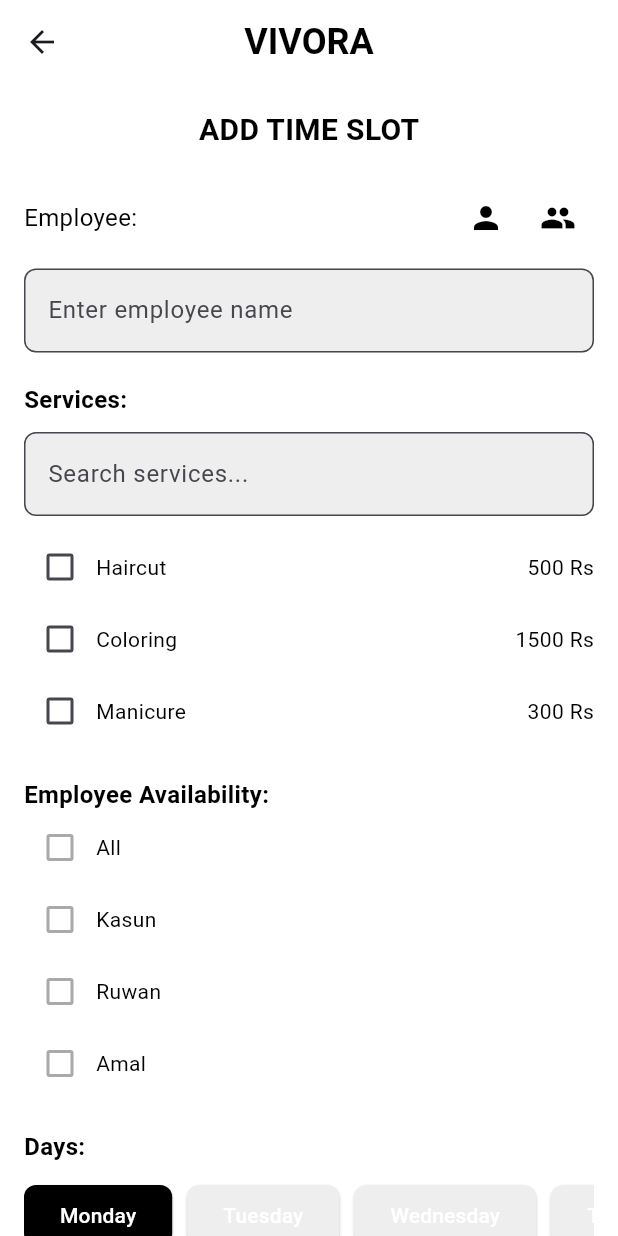
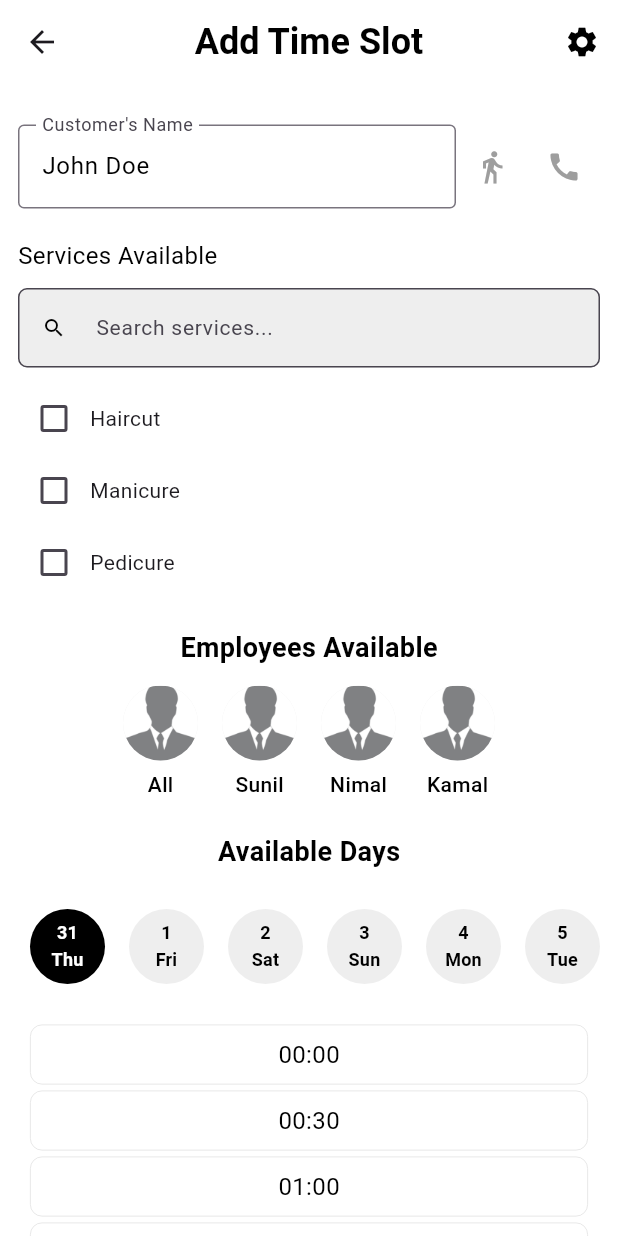
Before and after one commit to jayasinghesasmitha/Vivora-Mobile-app, a Flutter app: the AddSlotScreen screen opened directly, on a phone screen of 412 x 824 dp. Run offline on Flutter 3.47's test engine with Material 3 defaults, Android fonts, the phone set to English and light mode, and no system bars; our stand-ins replace flutter_dotenv, flutter_map, geolocator, google_fonts, latlong2.

Commit message:
Update add_slot.dart

```diff
--- a/salon_app/lib/screens/add_slot.dart
+++ b/salon_app/lib/screens/add_slot.dart
@@ -1,4 +1,6 @@
 import 'package:flutter/material.dart';
+import 'package:salon_app/screens/edit_slot.dart';
+import 'package:salon_app/screens/time_schedule.dart'; // Import time_schedule.dart
 
 class AddSlotScreen extends StatefulWidget {
   const AddSlotScreen({super.key});
@@ -8,225 +10,299 @@ class AddSlotScreen extends StatefulWidget {
 }
 
 class _AddSlotScreenState extends State<AddSlotScreen> {
-  String selectedEmployee = '';
-  String selectedDay = 'Monday';
-  String selectedTime = '08:00 AM';
-  final List<bool> employeeAvailability = [false, false, false, false]; // Added 'All' as the first option
-  final List<Map<String, dynamic>> services = [
-    {'name': 'Haircut', 'price': 500},
-    {'name': 'Coloring', 'price': 1500},
-    {'name': 'Manicure', 'price': 300},
+  final TextEditingController _searchController = TextEditingController();
+  final TextEditingController _customerNameController = TextEditingController(text: 'John Doe');
+  final List<String> services = ['Haircut', 'Manicure', 'Pedicure'];
+  final Set<String> selectedServices = {};
+  final List<Map<String, dynamic>> employees = [
+    {'name': 'All', 'image': 'images/placeholder.png'},
+    {'name': 'Sunil', 'image': 'images/placeholder.png'},
+    {'name': 'Nimal', 'image': 'images/placeholder.png'},
+    {'name': 'Kamal', 'image': 'images/placeholder.png'},
   ];
-  final List<bool> selectedServices = [false, false, false];
-  List<Map<String, dynamic>> filteredServices = [];
-  final TextEditingController searchController = TextEditingController();
-  final TextEditingController employeeController = TextEditingController();
-  final List<String> days = ['Monday', 'Tuesday', 'Wednesday', 'Thursday', 'Friday', 'Saturday', 'Sunday'];
+  final Set<String> selectedEmployees = {};
+  final List<DateTime> availableDays = List.generate(7, (index) => DateTime.now().add(Duration(days: index)));
+  DateTime _selectedDay = DateTime.now();
+  final Set<String> selectedTimeSlots = {};
+  String? _selectedIcon; // To track selected icon (null, 'traveller', or 'call')
 
-  @override
-  void initState() {
-    super.initState();
-    filteredServices = List.from(services);
-    searchController.addListener(_filterServices);
+  void toggleServiceSelection(String service) {
+    setState(() {
+      if (selectedServices.contains(service)) {
+        selectedServices.remove(service);
+      } else {
+        selectedServices.add(service);
       }
-
-  void _filterServices() {
-    final query = searchController.text.toLowerCase();
-    setState(() {
-      filteredServices = services.where((service) => service['name'].toLowerCase().contains(query)).toList();
     });
   }
 
-  @override
-  void dispose() {
-    searchController.dispose();
-    employeeController.dispose();
-    super.dispose();
+  void toggleEmployeeSelection(String name) {
+    setState(() {
+      if (name == 'All') {
+        selectedEmployees.clear();
+        selectedEmployees.addAll({'All', 'Sunil', 'Nimal', 'Kamal'});
+      } else {
+        selectedEmployees.remove('All');
+        if (selectedEmployees.contains(name)) {
+          selectedEmployees.remove(name);
+        } else {
+          selectedEmployees.add(name);
+        }
+        if (selectedEmployees.length == 3) {
+          selectedEmployees.add('All');
+        }
+      }
+    });
+  }
+
+  void selectDay(DateTime day) {
+    setState(() {
+      _selectedDay = day;
+    });
+  }
+
+  void toggleTimeSlotSelection(int index) {
+    final slot = '${(index ~/ 2).toString().padLeft(2, '0')}:${index % 2 == 1 ? '30' : '00'}';
+    setState(() {
+      if (selectedTimeSlots.contains(slot)) {
+        selectedTimeSlots.remove(slot);
+      } else {
+        selectedTimeSlots.add(slot);
+      }
+    });
+  }
+
+  void toggleIconSelection(String iconType) {
+    setState(() {
+      if (_selectedIcon == iconType) {
+        _selectedIcon = null; // Deselect if the same icon is clicked again
+      } else {
+        _selectedIcon = iconType; // Select the new icon, deselecting the other
+      }
+    });
+  }
+
+  bool canAddSlot() {
+    return selectedServices.isNotEmpty && selectedEmployees.isNotEmpty && selectedTimeSlots.isNotEmpty;
   }
 
   @override
   Widget build(BuildContext context) {
+    final filteredServices = services
+        .where((service) => service.toLowerCase().contains(_searchController.text.toLowerCase()))
+        .toList();
+
     return Scaffold(
+      backgroundColor: Colors.white,
       appBar: AppBar(
-        title: const Text('VIVORA', style: TextStyle(color: Colors.black, fontSize: 24, fontWeight: FontWeight.bold)),
         backgroundColor: Colors.white,
         elevation: 0,
+        title: const Text('Add Time Slot', style: TextStyle(color: Colors.black, fontSize: 24, fontWeight: FontWeight.bold)),
         centerTitle: true,
+        actions: [
+          IconButton(
+            icon: const Icon(Icons.settings, color: Colors.black, size: 24),
+            onPressed: () {},
           ),
-      backgroundColor: Colors.white,
+        ],
+      ),
       body: SingleChildScrollView(
-        child: Padding(
-          padding: const EdgeInsets.all(16.0),
+        padding: const EdgeInsets.all(12.0),
         child: Column(
-            crossAxisAlignment: CrossAxisAlignment.start,
+          crossAxisAlignment: CrossAxisAlignment.center,
           children: [
-              const Center(
-                child: Text('ADD TIME SLOT', style: TextStyle(color: Colors.black, fontSize: 20, fontWeight: FontWeight.bold)),
+            const SizedBox(height: 15),
+            Row(
+              children: [
+                Expanded(
+                  child: TextField(
+                    controller: _customerNameController,
+                    decoration: const InputDecoration(
+                      labelText: "Customer's Name",
+                      border: OutlineInputBorder(borderSide: BorderSide(color: Colors.black)),
+                      focusedBorder: OutlineInputBorder(borderSide: BorderSide(color: Colors.black)),
+                    ),
+                    style: const TextStyle(color: Colors.black, fontSize: 16),
+                  ),
+                ),
+                IconButton(
+                  icon: Icon(Icons.directions_walk, color: _selectedIcon == 'traveller' ? Colors.black : Colors.grey, size: 24),
+                  onPressed: () => toggleIconSelection('traveller'),
+                ),
+                IconButton(
+                  icon: Icon(Icons.call, color: _selectedIcon == 'call' ? Colors.black : Colors.grey, size: 24),
+                  onPressed: () => toggleIconSelection('call'),
+                ),
+              ],
             ),
             const SizedBox(height: 20),
             Row(
-                mainAxisAlignment: MainAxisAlignment.spaceBetween,
+              mainAxisAlignment: MainAxisAlignment.start,
+              crossAxisAlignment: CrossAxisAlignment.start,
               children: [
-                  const Text('Employee:', style: TextStyle(color: Colors.black, fontSize: 16)),
-                  Row(
-                    children: [
-                      IconButton(
-                        icon: const Icon(Icons.person),
-                        onPressed: () {},
-                        color: Colors.black,
-                      ),
-                      IconButton(
-                        icon: const Icon(Icons.group),
-                        onPressed: () {},
-                        color: Colors.black,
-                      ),
-                    ],
+                const Text(
+                  'Services Available',
+                  style: TextStyle(color: Colors.black, fontSize: 16),
                 ),
               ],
             ),
             const SizedBox(height: 10),
             TextField(
-                controller: employeeController,
+              controller: _searchController,
               decoration: InputDecoration(
-                  hintText: 'Enter employee name',
-                  border: OutlineInputBorder(borderRadius: BorderRadius.circular(8)),
+                hintText: 'Search services...',
+                prefixIcon: const Icon(Icons.search, color: Colors.black, size: 16),
+                border: OutlineInputBorder(borderRadius: BorderRadius.circular(6), borderSide: BorderSide(color: Colors.black)),
+                focusedBorder: OutlineInputBorder(borderRadius: BorderRadius.circular(6), borderSide: BorderSide(color: Colors.black)),
                 filled: true,
                 fillColor: Colors.grey[200],
               ),
-                onChanged: (value) {
-                  setState(() {
-                    selectedEmployee = value;
-                  });
-                },
+              style: const TextStyle(fontSize: 14),
+            ),
+            const SizedBox(height: 10),
+            Column(
+              crossAxisAlignment: CrossAxisAlignment.start,
+              children: filteredServices.map((service) => Row(
+                    children: [
+                      Checkbox(
+                        value: selectedServices.contains(service),
+                        onChanged: (value) => toggleServiceSelection(service),
+                        checkColor: Colors.black,
+                        activeColor: Colors.black,
+                      ),
+                      Text(service, style: const TextStyle(fontSize: 14)),
+                    ],
+                  )).toList(),
             ),
             const SizedBox(height: 20),
-              const Text('Services:', style: TextStyle(color: Colors.black, fontSize: 16, fontWeight: FontWeight.bold)),
-              const SizedBox(height: 10),
-              TextField(
-                controller: searchController,
-                decoration: InputDecoration(
-                  hintText: 'Search services...',
-                  border: OutlineInputBorder(borderRadius: BorderRadius.circular(8)),
-                  filled: true,
-                  fillColor: Colors.grey[200],
-                ),
+            const Text(
+              'Employees Available',
+              style: TextStyle(color: Colors.black, fontSize: 18, fontWeight: FontWeight.bold),
             ),
             const SizedBox(height: 10),
-              ...List.generate(filteredServices.length, (index) => Row(
-                    mainAxisAlignment: MainAxisAlignment.spaceBetween,
+            SizedBox(
+              height: 80,
+              child: SingleChildScrollView(
+                scrollDirection: Axis.horizontal,
+                child: Row(
+                  mainAxisAlignment: MainAxisAlignment.center,
+                  children: employees.map((employee) => Padding(
+                        padding: const EdgeInsets.symmetric(horizontal: 8.0),
+                        child: GestureDetector(
+                          onTap: () => toggleEmployeeSelection(employee['name']),
+                          child: Column(
+                            mainAxisAlignment: MainAxisAlignment.center,
                             children: [
-                      Row(
-                        children: [
-                          Checkbox(
-                            value: selectedServices[index],
-                            onChanged: (bool? value) {
-                              setState(() {
-                                selectedServices[index] = value ?? false;
-                              });
-                            },
-                            activeColor: Colors.black,
-                            checkColor: Colors.white,
+                              CircleAvatar(
+                                radius: 25,
+                                backgroundImage: AssetImage(employee['image']),
+                                backgroundColor: selectedEmployees.contains(employee['name']) ? Colors.grey[700] : Colors.grey[200],
+                                child: selectedEmployees.contains(employee['name'])
+                                    ? const Icon(Icons.check, color: Colors.white, size: 20)
+                                    : null,
                               ),
-                          Text(filteredServices[index]['name'], style: const TextStyle(color: Colors.black)),
+                              const SizedBox(height: 6),
+                              Text(
+                                employee['name'],
+                                style: const TextStyle(color: Colors.black, fontSize: 14, fontWeight: FontWeight.w500),
+                              ),
                             ],
                           ),
-                      Text('${filteredServices[index]['price']} Rs', style: const TextStyle(color: Colors.black)),
-                    ],
-                  )),
-              const SizedBox(height: 20),
-              const Text('Employee Availability:', style: TextStyle(color: Colors.black, fontSize: 16, fontWeight: FontWeight.bold)),
-              ...List.generate(4, (index) => Row(
-                    children: [
-                      Checkbox(
-                        value: employeeAvailability[index],
-                        onChanged: selectedEmployee.isEmpty
-                            ? null
-                            : (bool? value) {
-                                setState(() {
-                                  employeeAvailability[index] = value ?? false;
-                                  if (index == 0 && value == true) {
-                                    employeeAvailability.setAll(1, [true, true, true]);
-                                  } else if (index > 0 && value == true) {
-                                    employeeAvailability[0] = false;
-                                  }
-                                });
-                              },
-                        activeColor: Colors.black,
-                        checkColor: Colors.white,
-                      ),
-                      Text(['All', 'Kasun', 'Ruwan', 'Amal'][index], style: const TextStyle(color: Colors.black)),
-                    ],
-                  )),
-              const SizedBox(height: 20),
-              const Text('Days:', style: TextStyle(color: Colors.black, fontSize: 16, fontWeight: FontWeight.bold)),
-              const SizedBox(height: 10),
-              SingleChildScrollView(
-                scrollDirection: Axis.horizontal,
-                child: Row(
-                  children: days.map((day) => Padding(
-                        padding: const EdgeInsets.only(right: 10),
-                        child: ElevatedButton(
-                          onPressed: () {
-                            setState(() {
-                              selectedDay = day;
-                            });
-                          },
-                          style: ElevatedButton.styleFrom(
-                            backgroundColor: selectedDay == day ? Colors.black : Colors.grey[200],
-                            shape: RoundedRectangleBorder(borderRadius: BorderRadius.circular(8)),
-                          ),
-                          child: Text(day, style: const TextStyle(color: Colors.white)),
                         ),
                       )).toList(),
                 ),
               ),
+            ),
             const SizedBox(height: 20),
-              const Text('Time Slots:', style: TextStyle(color: Colors.black, fontSize: 16, fontWeight: FontWeight.bold)),
+            const Text(
+              'Available Days',
+              style: TextStyle(color: Colors.black, fontSize: 18, fontWeight: FontWeight.bold),
+            ),
             const SizedBox(height: 10),
             SizedBox(
-                height: 200, // Fixed height to avoid unbounded height issue
+              height: 80,
               child: SingleChildScrollView(
-                  child: Column(
-                    children: List.generate(16, (index) {
-                      final hour = 8 + (index ~/ 2);
-                      final minute = (index % 2) * 30;
-                      final time = '${hour.toString().padLeft(2, '0')}:${minute.toString().padLeft(2, '0')} ${hour < 12 ? 'AM' : 'PM'}';
-                      return Padding(
-                        padding: const EdgeInsets.symmetric(vertical: 4.0),
-                        child: ElevatedButton(
-                          onPressed: () {
-                            setState(() {
-                              selectedTime = time;
-                            });
-                          },
-                          style: ElevatedButton.styleFrom(
-                            backgroundColor: selectedTime == time ? Colors.black : Colors.grey[200],
-                            shape: RoundedRectangleBorder(borderRadius: BorderRadius.circular(8)),
-                          ),
-                          child: Text(time, style: const TextStyle(color: Colors.white)),
-                        ),
-                      );
-                    }),
+                scrollDirection: Axis.horizontal,
+                child: Row(
+                  mainAxisAlignment: MainAxisAlignment.center,
+                  children: availableDays.map((day) => Padding(
+                        padding: const EdgeInsets.symmetric(horizontal: 8.0),
+                        child: GestureDetector(
+                          onTap: () => selectDay(day),
+                          child: CircleAvatar(
+                            radius: 25,
+                            backgroundColor: _selectedDay.day == day.day && _selectedDay.month == day.month && _selectedDay.year == day.year
+                                ? Colors.black
+                                : Colors.grey[200],
+                            child: Text(
+                              '${day.day}\n${['Mon', 'Tue', 'Wed', 'Thu', 'Fri', 'Sat', 'Sun'][day.weekday - 1]}',
+                              textAlign: TextAlign.center,
+                              style: TextStyle(
+                                color: _selectedDay.day == day.day && _selectedDay.month == day.month && _selectedDay.year == day.year
+                                    ? Colors.white
+                                    : Colors.black,
+                                fontWeight: FontWeight.bold,
+                                fontSize: 12,
                               ),
                             ),
                           ),
-              const SizedBox(height: 20),
-              Center(
+                        ),
+                      )).toList(),
+                ),
+              ),
+            ),
+            const SizedBox(height: 10),
+            SizedBox(
+              height: 500,
+              child: ListView.builder(
+                itemCount: 48,
+                itemBuilder: (context, index) {
+                  final slot = '${(index ~/ 2).toString().padLeft(2, '0')}:${index % 2 == 1 ? '30' : '00'}';
+                  final isSelected = selectedTimeSlots.contains(slot);
+                  return Padding(
+                    padding: const EdgeInsets.symmetric(vertical: 2.0),
+                    child: GestureDetector(
+                      onTap: () => toggleTimeSlotSelection(index),
+                      child: Container(
+                        height: 40,
+                        margin: const EdgeInsets.symmetric(horizontal: 8.0),
+                        decoration: BoxDecoration(
+                          border: Border.all(color: Colors.grey[300]!, width: 0.5),
+                          borderRadius: BorderRadius.circular(8),
+                          color: isSelected ? Colors.grey[200] : Colors.white,
+                        ),
+                        child: Center(
+                          child: Text(
+                            slot,
+                            style: const TextStyle(color: Colors.black, fontSize: 16),
+                          ),
+                        ),
+                      ),
+                    ));
+                },
+              ),
+            ),
+            const SizedBox(height: 30),
+            Padding(
+              padding: const EdgeInsets.only(bottom: 20.0),
               child: ElevatedButton(
-                  onPressed: () {
-                    Navigator.pop(context);
-                  },
+                onPressed: canAddSlot() ? () {
+                  Navigator.pushReplacement(
+                    context,
+                    MaterialPageRoute(builder: (context) => const TimeScheduleScreen()),
+                  );
+                } : null,
+                child: const Text('Add', style: TextStyle(color: Colors.white, fontSize: 16, fontWeight: FontWeight.bold)),
                 style: ElevatedButton.styleFrom(
-                    backgroundColor: Colors.white,
-                    shape: RoundedRectangleBorder(borderRadius: BorderRadius.circular(8)),
+                  backgroundColor: canAddSlot() ? Colors.black : Colors.grey,
+                  padding: const EdgeInsets.symmetric(vertical: 10, horizontal: 20),
+                  shape: RoundedRectangleBorder(borderRadius: BorderRadius.circular(10)),
                 ),
-                  child: const Text('ADD', style: TextStyle(color: Colors.black)),
               ),
             ),
           ],
         ),
       ),
-      ),
     );
   }
 }
```
Lines whose indentation alone changed are shown as unchanged.
